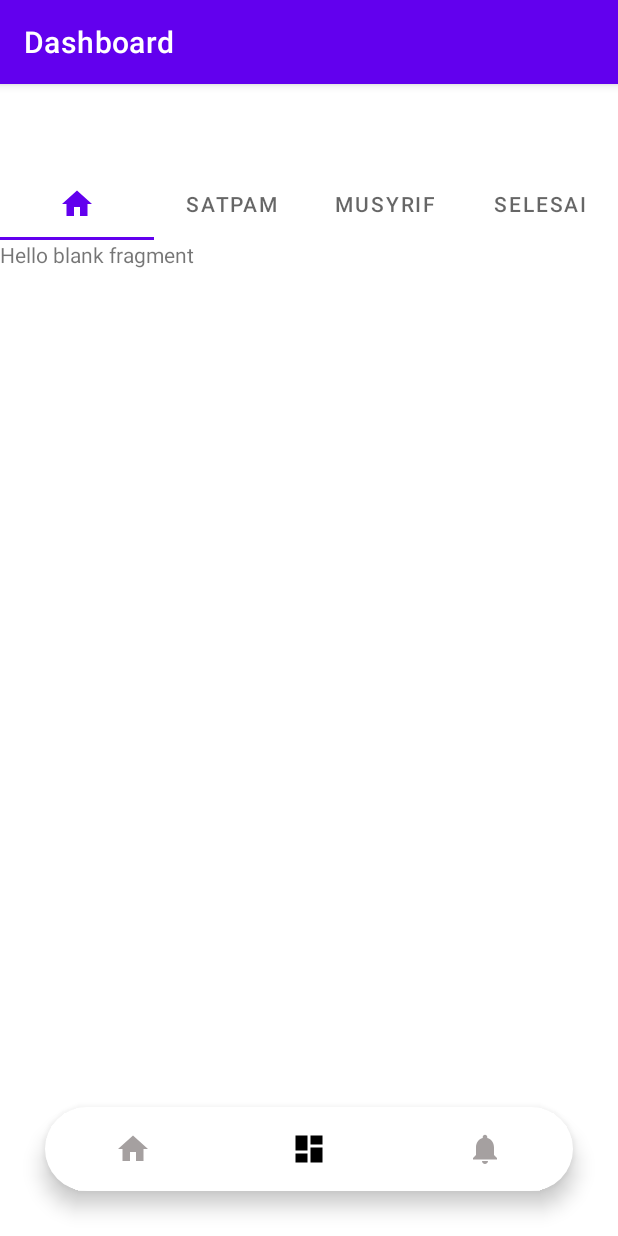
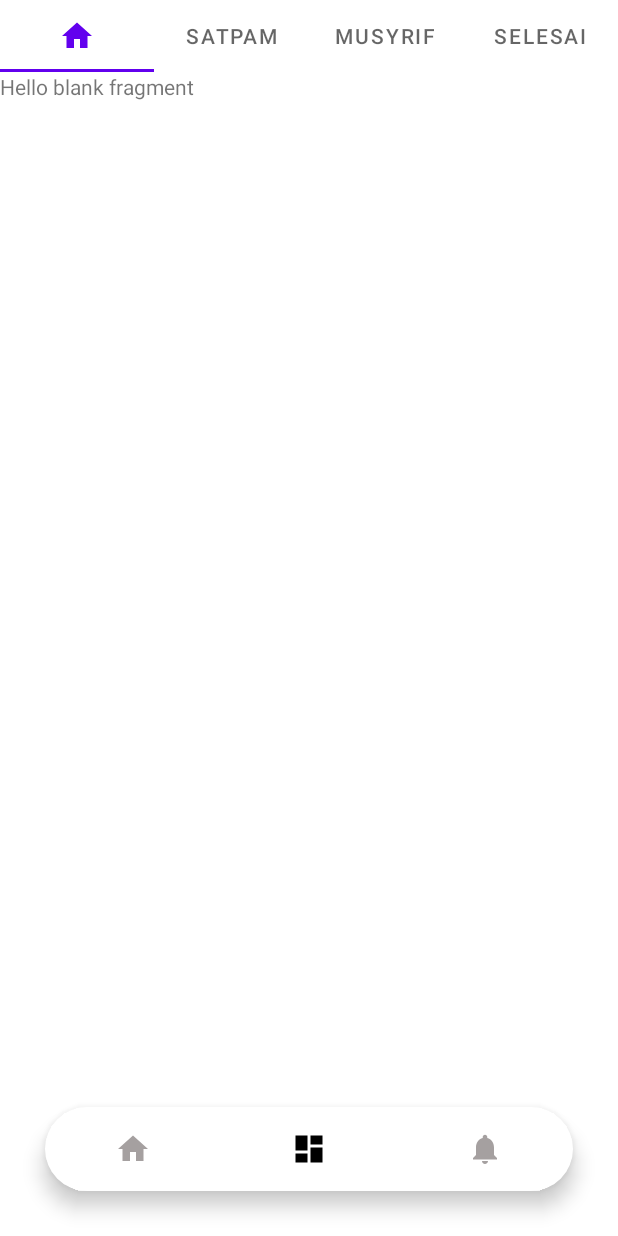
Before and after one commit to emRival/MyPacket, an Android app: the DashboardFragment screen opened through its navigation route, on a phone screen of 412 x 824 dp. Run offline under Robolectric (Android 15) with nearby library versions, the phone set to English and light mode, and no system bars; our stand-ins replace navigation-ui; 2 statements that could not run were skipped.

Commit message:
ngilagin padding gaje

```diff
--- a/app/src/main/java/com/rival/my_packet/ui/dashboard/DashboardFragment.kt
+++ b/app/src/main/java/com/rival/my_packet/ui/dashboard/DashboardFragment.kt
@@ -5,6 +5,8 @@ import android.os.Bundle
 import android.view.LayoutInflater
 import android.view.View
 import android.view.ViewGroup
+import androidx.appcompat.app.AppCompatActivity
+import androidx.core.content.ContextCompat
 import androidx.fragment.app.Fragment
 import androidx.viewpager.widget.PagerAdapter
 import androidx.viewpager.widget.ViewPager
@@ -34,28 +36,29 @@ class DashboardFragment : Fragment() {
         container: ViewGroup?,
         savedInstanceState: Bundle?
     ): View {
+
+        (requireActivity() as AppCompatActivity).supportActionBar?.hide()
         _binding = FragmentDashboardBinding.inflate(inflater, container, false)
         val root: View = binding.root
 
+        viewPagerTab()
 
+        return root
+    }
 
+    private fun viewPagerTab() {
         tabLayout = binding.tabLayout
         viewPager = binding.viewPager
         viewPager.adapter = ViewPagerAdapter(requireActivity())
         TabLayoutMediator(tabLayout, viewPager) { tab, position ->
             when (position) {
-                0 -> tab.icon = resources.getDrawable(R.drawable.ic_home_black_24dp)
+                0 -> tab.icon = ContextCompat.getDrawable(requireActivity() ,R.drawable.ic_home_black_24dp)
                 1 -> tab.text = "Satpam"
                 2 -> tab.text = "musyrif"
                 3 -> tab.text = "Selesai"
             }
         }.attach()
-
-
-        return root
     }
 
 
-
-
 }
--- a/app/src/main/java/com/rival/my_packet/ui/home/HomeFragment.kt
+++ b/app/src/main/java/com/rival/my_packet/ui/home/HomeFragment.kt
@@ -5,6 +5,7 @@ import android.view.LayoutInflater
 import android.view.View
 import android.view.ViewGroup
 import android.widget.Toast
+import androidx.appcompat.app.AppCompatActivity
 import androidx.fragment.app.Fragment
 import androidx.recyclerview.widget.LinearLayoutManager
 import androidx.recyclerview.widget.RecyclerView
@@ -32,6 +33,7 @@ class HomeFragment : Fragment() {
         container: ViewGroup?,
         savedInstanceState: Bundle?
     ): View {
+        (requireActivity() as AppCompatActivity).supportActionBar?.show()
         _binding = FragmentHomeBinding.inflate(inflater, container, false)
         val root: View = binding.root
         rvLanding = binding.rvLanding
--- a/app/src/main/res/layout/activity_main.xml
+++ b/app/src/main/res/layout/activity_main.xml
@@ -3,8 +3,7 @@
     xmlns:app="http://schemas.android.com/apk/res-auto"
     android:id="@+id/container"
     android:layout_width="match_parent"
-    android:layout_height="match_parent"
-    android:paddingTop="?attr/actionBarSize">
+    android:layout_height="match_parent">
 
     <com.google.android.material.bottomnavigation.BottomNavigationView
         android:id="@+id/nav_view"
```
